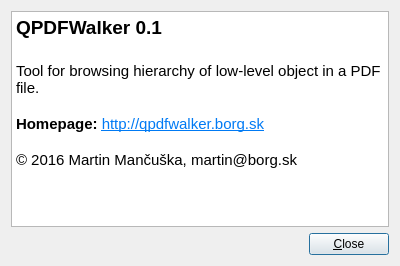
mato7d5/QPDFWalker, file aboutdialog.ui: the form before one commit.
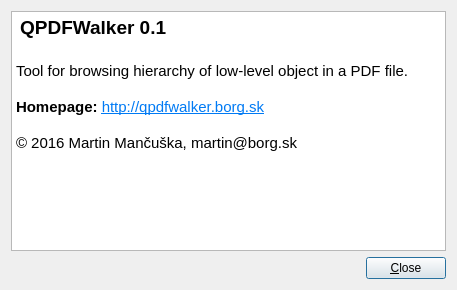
The form after the commit. Icons and pictures are not drawn.

```diff
--- a/aboutdialog.ui
+++ b/aboutdialog.ui
@@ -9,8 +9,8 @@
    <rect>
     <x>0</x>
     <y>0</y>
-    <width>400</width>
-    <height>266</height>
+    <width>457</width>
+    <height>290</height>
    </rect>
   </property>
   <property name="sizePolicy">
@@ -35,7 +35,7 @@
 &lt;html&gt;&lt;head&gt;&lt;meta name=&quot;qrichtext&quot; content=&quot;1&quot; /&gt;&lt;style type=&quot;text/css&quot;&gt;
 p, li { white-space: pre-wrap; }
 &lt;/style&gt;&lt;/head&gt;&lt;body style=&quot; font-family:'Sans'; font-size:11pt; font-weight:400; font-style:normal;&quot;&gt;
-&lt;p style=&quot; margin-top:0px; margin-bottom:0px; margin-left:0px; margin-right:0px; -qt-block-indent:0; text-indent:0px;&quot;&gt;&lt;span style=&quot; font-size:14pt; font-weight:600;&quot;&gt;QPDFWalker 0.1&lt;/span&gt;&lt;/p&gt;
+&lt;p style=&quot; margin-top:0px; margin-bottom:0px; margin-left:0px; margin-right:0px; -qt-block-indent:0; text-indent:0px;&quot;&gt;&lt;img src=&quot;:/icons/app_icon&quot; /&gt; &lt;span style=&quot; font-size:14pt; font-weight:600;&quot;&gt;QPDFWalker 0.1&lt;/span&gt;&lt;/p&gt;
 &lt;p style=&quot;-qt-paragraph-type:empty; margin-top:0px; margin-bottom:0px; margin-left:0px; margin-right:0px; -qt-block-indent:0; text-indent:0px; font-size:14pt; font-weight:600;&quot;&gt;&lt;br /&gt;&lt;/p&gt;
 &lt;p style=&quot; margin-top:0px; margin-bottom:0px; margin-left:0px; margin-right:0px; -qt-block-indent:0; text-indent:0px;&quot;&gt;Tool for browsing hierarchy of low-level object in a PDF file.&lt;/p&gt;
 &lt;p style=&quot;-qt-paragraph-type:empty; margin-top:0px; margin-bottom:0px; margin-left:0px; margin-right:0px; -qt-block-indent:0; text-indent:0px;&quot;&gt;&lt;br /&gt;&lt;/p&gt;
```
Left out of the diff: 8 changed lines with no effect on the pictures.
